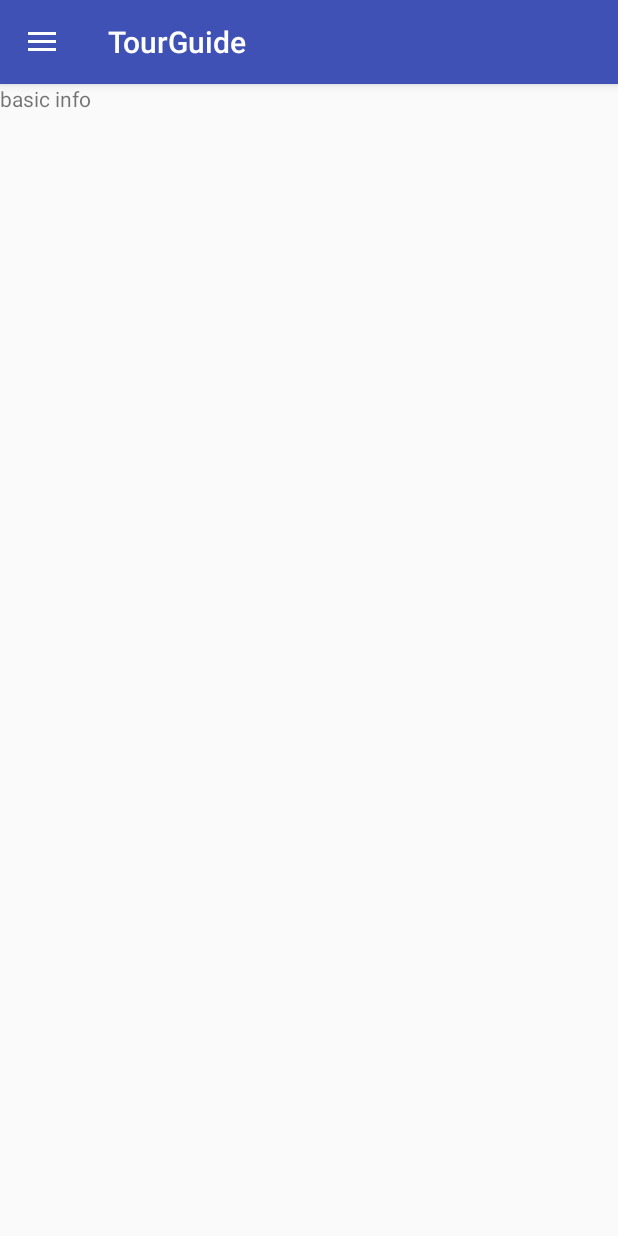
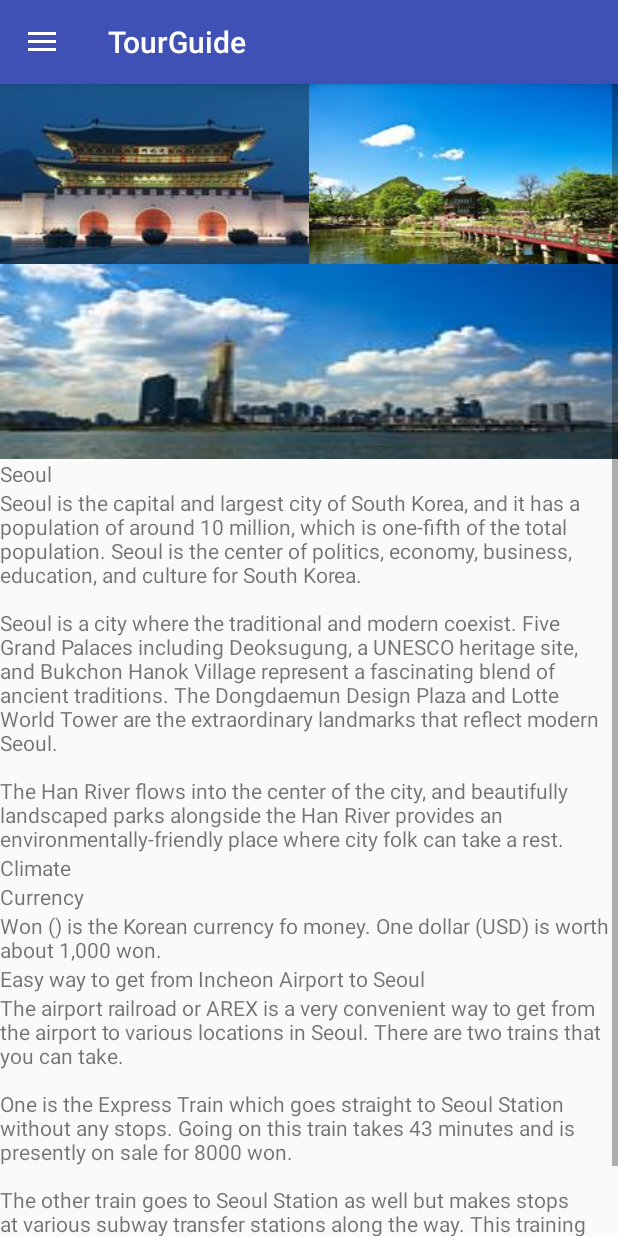
Before and after one commit to sooshin/android-Seoul-tour-guide, an Android app: the fragment SightsFragment placed in its activity, after a tap on "Basic information", on a phone screen of 412 x 824 dp. Run offline under Robolectric (Android 15) with nearby library versions, the phone set to English and light mode, and no system bars; 1 other tap on this screen came first.

Commit message:
Add drawable files

```diff
--- a/app/src/main/java/com/example/android/tourguide/InformationFragment.java
+++ b/app/src/main/java/com/example/android/tourguide/InformationFragment.java
@@ -11,11 +11,11 @@ import android.view.ViewGroup;
  */
 
 public class InformationFragment extends Fragment{
-    View myView;
 
     @Override
     public View onCreateView(LayoutInflater inflater, ViewGroup container, Bundle savedInstanceState) {
-        myView = inflater.inflate(R.layout.fragment_info, container, false);
-        return myView;
+        View rootView = inflater.inflate(R.layout.fragment_info, container, false);
+
+        return rootView;
     }
 }
--- a/app/src/main/res/layout/fragment_info.xml
+++ b/app/src/main/res/layout/fragment_info.xml
@@ -1,9 +1,66 @@
 <?xml version="1.0" encoding="utf-8"?>
-<RelativeLayout xmlns:android="http://schemas.android.com/apk/res/android"
-    android:layout_width="match_parent" android:layout_height="match_parent">
+<ScrollView xmlns:android="http://schemas.android.com/apk/res/android"
+    android:layout_width="match_parent"
+    android:layout_height="match_parent">
+<LinearLayout
+    android:layout_width="match_parent"
+    android:layout_height="wrap_content"
+    android:orientation="vertical">
 
+    <LinearLayout
+        android:layout_width="match_parent"
+        android:layout_height="match_parent"
+        android:orientation="horizontal">
+        <ImageView
+            android:layout_width="0dp"
+            android:layout_height="120dp"
+            android:layout_weight="1"
+            android:src="@drawable/seoul_gwanghwamun"
+            android:scaleType="fitXY"
+            android:contentDescription="@string/image_des"/>
+        <ImageView
+            android:layout_width="0dp"
+            android:layout_height="120dp"
+            android:layout_weight="1"
+            android:src="@drawable/seoul_hyangwonjeong"
+            android:scaleType="fitXY"
+            android:contentDescription="@string/image_des"/>
+    </LinearLayout>
+
+    <ImageView
+        android:layout_width="match_parent"
+        android:layout_height="130dp"
+        android:src="@drawable/seoul_scenery"
+        android:scaleType="fitXY"/>
+    <TextView
+        android:id="@+id/seoul"
+        android:layout_width="wrap_content"
+        android:layout_height="wrap_content"
+        android:text="@string/seoul"/>
     <TextView
         android:layout_width="wrap_content"
         android:layout_height="wrap_content"
-        android:text="basic info"/>
-</RelativeLayout>
+        android:text="@string/seoul_des"/>
+    <TextView
+        android:layout_width="wrap_content"
+        android:layout_height="wrap_content"
+        android:text="@string/climate"/>
+    <TextView
+        android:layout_width="wrap_content"
+        android:layout_height="wrap_content"
+        android:text="@string/currency"/>
+    <TextView
+        android:layout_width="wrap_content"
+        android:layout_height="wrap_content"
+        android:text="@string/currency_des"/>
+    <TextView
+        android:layout_width="wrap_content"
+        android:layout_height="wrap_content"
+        android:text="@string/from_incheon_to_seoul"/>
+    <TextView
+        android:layout_width="wrap_content"
+        android:layout_height="wrap_content"
+        android:text="@string/from_incheon_to_seoul_des"/>
+
+</LinearLayout>
+</ScrollView>
--- a/app/src/main/res/values/strings.xml
+++ b/app/src/main/res/values/strings.xml
@@ -31,35 +31,45 @@
     <string name="fee">fee</string>
 
     <!-- Basic information -->
-    <string name="seoul">Seoul is the capital of the Republic of Korea(commonly known as South Korea).
-        Seoul was the capital of Baekje in the past (BC18 ~ AD475) and was the capital of the Joseon Dynasty (1392–1897).
-        Since then, it has been the center of politics, economy, society, and culture, and now about 10 million people (one-fifth of the total population) live in Seoul.
-        The Han River which flows into the center of the city played an important role in Korean history.
-
-        \n\nSeoul is a city where past and present coexist.
-        Gyeongbok Palace, Changdeok Palace, Deoksugung Palace, Jongmyo Shrine and the ruins show the historical city with its tradition.
-        The Dongdaemun Design Plaza, where the design begin, Lotte World Tower, the world's fifth tallest building(555m), and the landmark N Seoul Tower, show the modern Seoul.
-
-        After the Korean War in the 1950s, it achieved remarkable economic growth for half a century, which is called the miracle on the Han River.
-    </string>
+    <string name="seoul">Seoul</string>
+    <string name="seoul_des">Seoul is the capital and largest city of South Korea, and it has a
+        population of around 10 million, which is one-fifth of the total population. Seoul is the
+        center of politics, economy, business, education, and culture for South Korea.\n\nSeoul is a
+        city where the traditional and modern coexist. Five Grand Palaces including Deoksugung,
+        a UNESCO heritage site, and Bukchon Hanok Village represent a fascinating blend of ancient
+        traditions. The Dongdaemun Design Plaza and Lotte World Tower are the extraordinary landmarks
+        that reflect modern Seoul.\n\nThe Han River flows into the center of the city, and beautifully
+        landscaped parks alongside the Han River provides an environmentally-friendly place
+        where city folk can take a rest.</string>
 
     <!-- Basic information about climate -->
-    <string name="climate">In spring, it is warm enough during the day, but it gets chilly at night.
+    <string name="climate">Climate</string>
+    <string name="climate_des">In spring, it is warm enough during the day, but it gets chilly at night.
         In summer, it is really hot and humid(25 ~ 35 °C). There is a rainy season from late June
         to early July. It is hottest in the late July and early August. In autumn, it is clear and
         dry(10 ~ 25°C). The fall foliage reaches a peak in mid-October. In winter, it is too cold.
         (-10~10°C) December and January are coldest months. </string>
 
     <!-- Basic information about currency -->
-    <string name="currency">Won (\) is the Korean currency fo money. One dollar (USD) is worth about 1,000 won.</string>
+    <string name="currency">Currency</string>
+    <string name="currency_des">Won (\) is the Korean currency fo money. One dollar (USD) is worth
+        about 1,000 won.</string>
+
+    <!-- Basic information about transportation -->
+    <string name="from_incheon_to_seoul">Easy way to get from Incheon Airport to Seoul </string>
+    <string name="from_incheon_to_seoul_des">The airport railroad or AREX is a very convenient way
+        to get from the airport to various locations in Seoul. There are two trains that you can
+        take.\n\nOne is the Express Train which goes straight to Seoul Station without any stops.
+        Going on this train takes 43 minutes and is presently on sale for 8000 won.\n\nThe other
+        train goes to Seoul Station as well but makes stops at various subway transfer stations
+        along the way. This training takes just over 50 minutes to go to Seoul Station and costs
+        4300 won to go to Seoul Station, or less if you get off and transfer earlier.</string>
 
     <!-- Sights and Landmarks -->
     <!-- Gyeongbokgoung -->
     <string name="gyeongbokgung">Gyeongbokgung Palace</string>
     <string name="gyeongbokgung_short">Gyeongbokgung Palace is the royal palace of Joseon Dynasty
-        built in the 4th year of King Taejo (1395). It is not only a tourist attraction of history and
-        culture that attracts 5.5 million people annually but also a cultural space for education
-        and leisure where you can learn about the history and culture of the Joseon Dynasty.</string>
+        built in 1395. It is the largest and most significant of Seoul's Five Grand Palaces.</string>
     <string name="gyeongbokgung_des">Gyeongbokgung Palace was the first of the five palaces built
         in the Joseon Dynasty (1395). It was destroyed by Japanese Invasion of Korea(1592) but rebuilt
         during King Kojong(1867). During the Japanese colonial period(1910-1945), much of the palace was
@@ -90,15 +100,14 @@
 
     <!-- Changdeokgung -->
     <string name="changdeokgung">Changdeokgung Palace and Huwon</string>
-    <string name="changdeokgung_short">Changdeok Palace was the second palace after Gyeongbokgung
-        which had been built in the 5th year of Taejong (1405). Chadeokgung was added to the UNESCO
-        World Heritage List in 1997.</string>
+    <string name="changdeokgung_short">Changdeok Palace was the second palace built in 1405
+        after Gyeongbokgung. Chagdeokgung is one of the UNESCO World Heritage Sites.</string>
     <string name="changdeokgung_des">Changdeok Palace is the palace where the kings of the
         Joseon Dynasty lived for the longest time. It represents the atypical beauty of Korean palace
         architecture by arranging the buildings along the mountains. It is relatively well preserved
         in its original form and its harmonious arrangement with nature is excellent. \n\n
         You can see Changdeokgung Palace by moonlight and hear historical information from a guide
-        on an evening tour. This moonlight tour is held in spring and fall and you must reserve the
+        on an evening tour. This moonlight tour is held in spring and fall and you must book the
         ticket online in advance.(ticket.interpark.com/Global)\n\n
         You can visit Huwon(Secret Garden) by making a reservation on the homepage from 10:00 6 days
         before the desired visit date. </string>
@@ -155,10 +164,7 @@
         The museum houses approximately 33,000 artifacts with about 10,000 on display at an indoor and
         outside exhibition halls.\n\nThere are six separate indoor halls, including Expeditionary Forces Room,
         Patriotic Memorial Room, War History Room, 6·25 Korean War Room, Development Hall and Large
-        Machinery Room. The outdoor exhibition hall showcases large-sized weapons.\n\nVisitors of all ages
-        from children to adults can also participate in 20 various educational programs and diverse
-        cultural events such as military music and honor guard events, drawing contest, cultural event and more.
-    </string>
+        Machinery Room. The outdoor exhibition hall showcases large-sized weapons.</string>
     <string name="war_memorial_address">29, Itaewon-ro, Yongsan-gu, Seoul</string>
     <string name="war_memorial_transport">Samgakji Station(Subway Line 4, 6), Exit 12</string>
     <string name="war_memorial_phone">+82&#8211;2&#8211;709&#8211;3139</string>
@@ -257,12 +263,12 @@
     <!-- Jongmyo Shrine-->
     <string name="jongmyo">Jongmyo Shrine</string>
     <string name="jongmyo_short">Jongmyo is a royal shrine dedicated to the performance of
-        ancestral rites for the deceased kings and queens of the Joseon Dynasty.</string>
+        ancestral rites for the deceased kings and queens of the Joseon Dynasty. Jongmyo is one of
+        the UNESCO World Heritage Sites.</string>
     <string name="jongmyo_des">Being the place where the royal ancestral tablets are enshrined,
         Jongmyo\'s atmosphere is solemn and sacred rather than splendid like the royal palaces. The
         simple and elegant buildings of this shrine have faithfully kept their original forms since
-        the 16th century.\n\nFor assistance with reserving a tour of Jongmyo, please call the 1330
-        Korea Travel Hotline.</string>
+        the 16th century. </string>
     <string name="jongmyo_address">157, Jong-ro, Jongno-gu, Seoul</string>
     <string name="jongmyo_transport">Jongno3(sam)-ga Station (Subway Line 1, 3, 5), Exit 11</string>
     <string name="jongmyo_phone">+82&#8211;2&#8211;765&#8211;0195\nKorea Travel Hotline: +82&#8211;2&#8211;1330</string>
@@ -328,10 +334,10 @@
     <string name="hangang_park">Yeouido Hangang Park</string>
     <string name="hangang_park_short">There are 12 Hangang Citizens\' Park, located along the
         Han River(Hangang). The Yeouido Hangang Park is the most popular spot for locals and tourists alike.</string>
-    <string name="hangang_park_des">The Yeouido Hangang Park is a leisure place for citizens to
+    <string name="hangang_park_des">Yeouido Hangang Park is a leisure place where citizens can
         relax. It is a great place for picnics or cycling. There is a public bicycle rental center
         next to Exit 1 of Yeouido Station. There are many events to enjoy such as spring flower
-        festival, world fireworks festival, various performances and marathon events.</string>
+        festival, world fireworks festival, various performances, and marathon events.</string>
     <string name="hangang_park_address">330, Yeouidong-ro, Yeongdeungpo-gu, Seoul</string>
     <string name="hangang_park_transport">Yeouinaru Station (Subway Line 5), Exit 2, 3</string>
     <string name="hangang_park_phone">+82&#8211;2&#8211;3780&#8211;0561</string>
```
Also changed, not shown: app/src/main/res/drawable-hdpi/seoul_gwanghwamun.jpg (added), app/src/main/res/drawable-hdpi/seoul_hyangwonjeong.jpg (added), app/src/main/res/drawable-hdpi/seoul_scenery.jpg (added), app/src/main/res/drawable-mdpi/seoul_gwanghwamun.jpg (added), app/src/main/res/drawable-mdpi/seoul_hyangwonjeong.jpg (added), app/src/main/res/drawable-mdpi/seoul_scenery.jpg (added), app/src/main/res/drawable-xhdpi/seoul_gwanghwamun.jpg (added), app/src/main/res/drawable-xhdpi/seoul_hyangwonjeong.jpg (added), app/src/main/res/drawable-xhdpi/seoul_scenery.jpg (added), app/src/main/res/drawable-xxhdpi/seoul_gwanghwamun.jpg (added), app/src/main/res/drawable-xxhdpi/seoul_hyangwonjeong.jpg (added), app/src/main/res/drawable-xxhdpi/seoul_scenery.jpg (added), app/src/main/res/drawable-xxxhdpi/seoul_gwanghwamun.jpg (added), app/src/main/res/drawable-xxxhdpi/seoul_hyangwonjeong.jpg (added), 1 more files.
